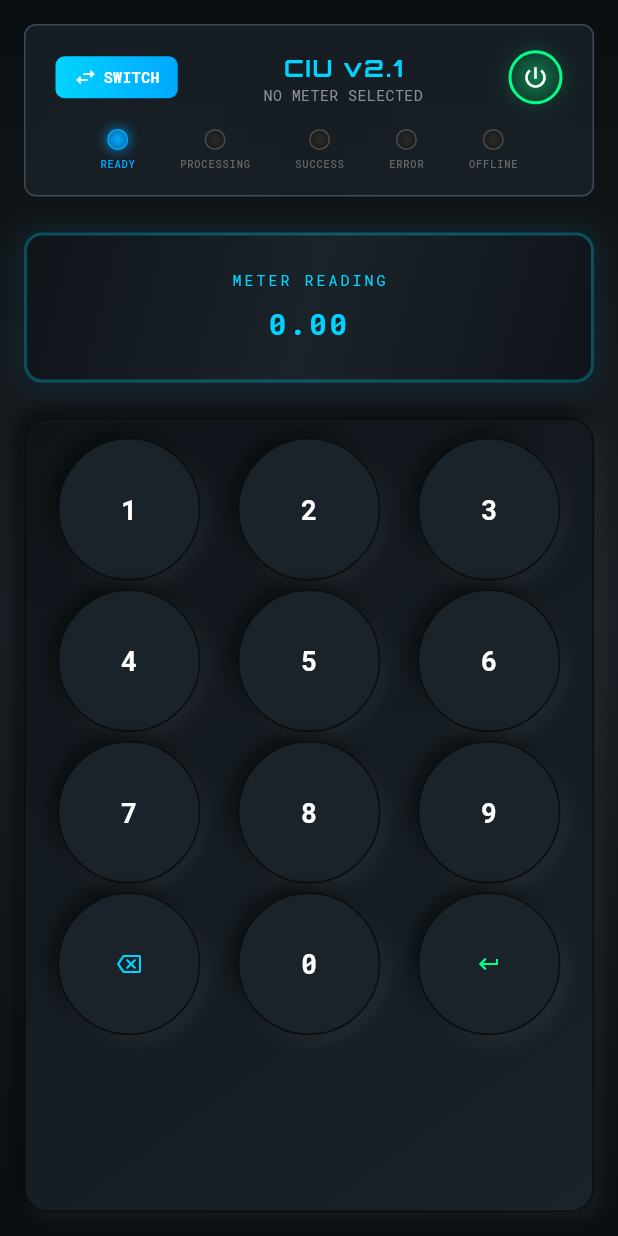
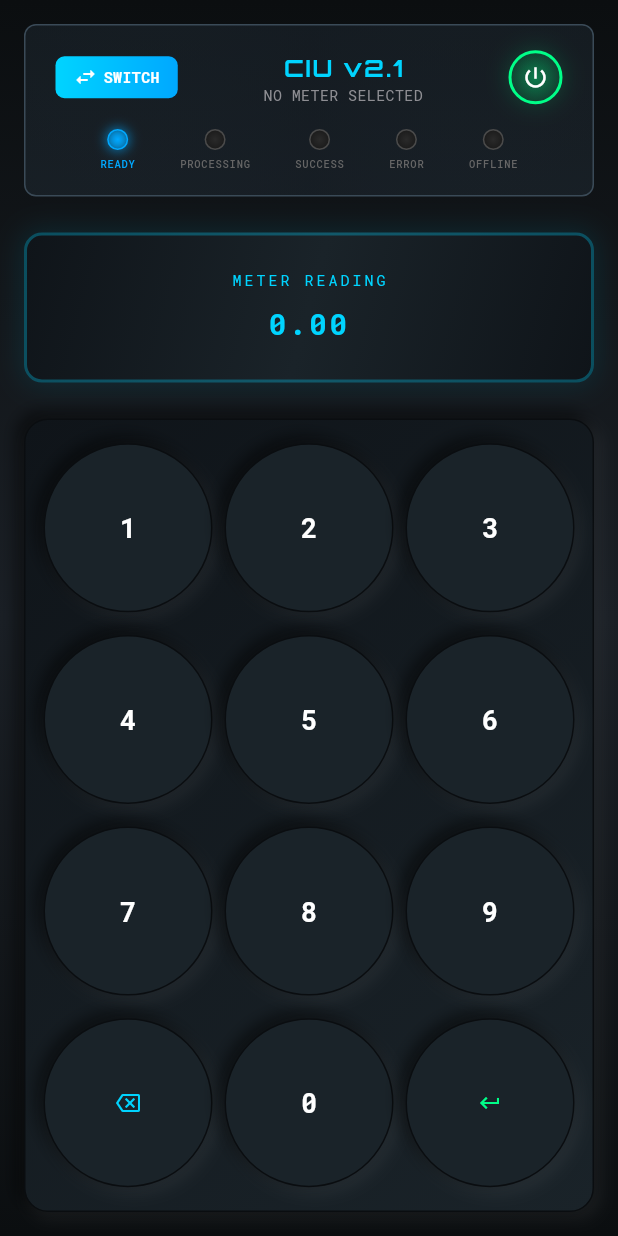
Before and after one commit to benkigera/ciu, a Flutter app: the screen it shows after launch, on a phone screen of 412 x 824 dp. Run offline on Flutter 3.47's test engine with Material 3 defaults, Android fonts, the phone set to English and light mode, and no system bars; our stand-ins replace flutter_riverpod, freezed_annotation, google_fonts, hive, hive_flutter, riverpod_annotation; accounts and stored records are empty; generated files the repository leaves out were written again.

Commit message:
Feat: Implement responsive keypad layout using LayoutBuilder

```diff
--- a/lib/components/keypad.dart
+++ b/lib/components/keypad.dart
@@ -52,12 +52,18 @@ class Keypad extends StatelessWidget {
           ),
         ],
       ),
-      child: GridView.builder(
-        gridDelegate: const SliverGridDelegateWithFixedCrossAxisCount(
+      child: LayoutBuilder(
+        builder: (context, constraints) {
+          final itemHeight = (constraints.maxHeight - (8 * 3)) / 4; // Calculate item height based on available height and spacing
+          final itemWidth = (constraints.maxWidth - (8 * 2)) / 3; // Calculate item width based on available width and spacing
+          final aspectRatio = itemWidth / itemHeight;
+
+          return GridView.builder(
+            gridDelegate: SliverGridDelegateWithFixedCrossAxisCount(
               crossAxisCount: 3,
-          mainAxisSpacing: 6,
-          crossAxisSpacing: 6,
-          childAspectRatio: 1.2,
+              mainAxisSpacing: 8,
+              crossAxisSpacing: 8,
+              childAspectRatio: aspectRatio,
             ),
             itemCount: keys.length,
             shrinkWrap: true,
@@ -69,6 +75,8 @@ class Keypad extends StatelessWidget {
                 isEnabled: isPowerOn,
               );
             },
+          );
+        },
       ),
     );
   }
```
Lines whose indentation alone changed are shown as unchanged.
